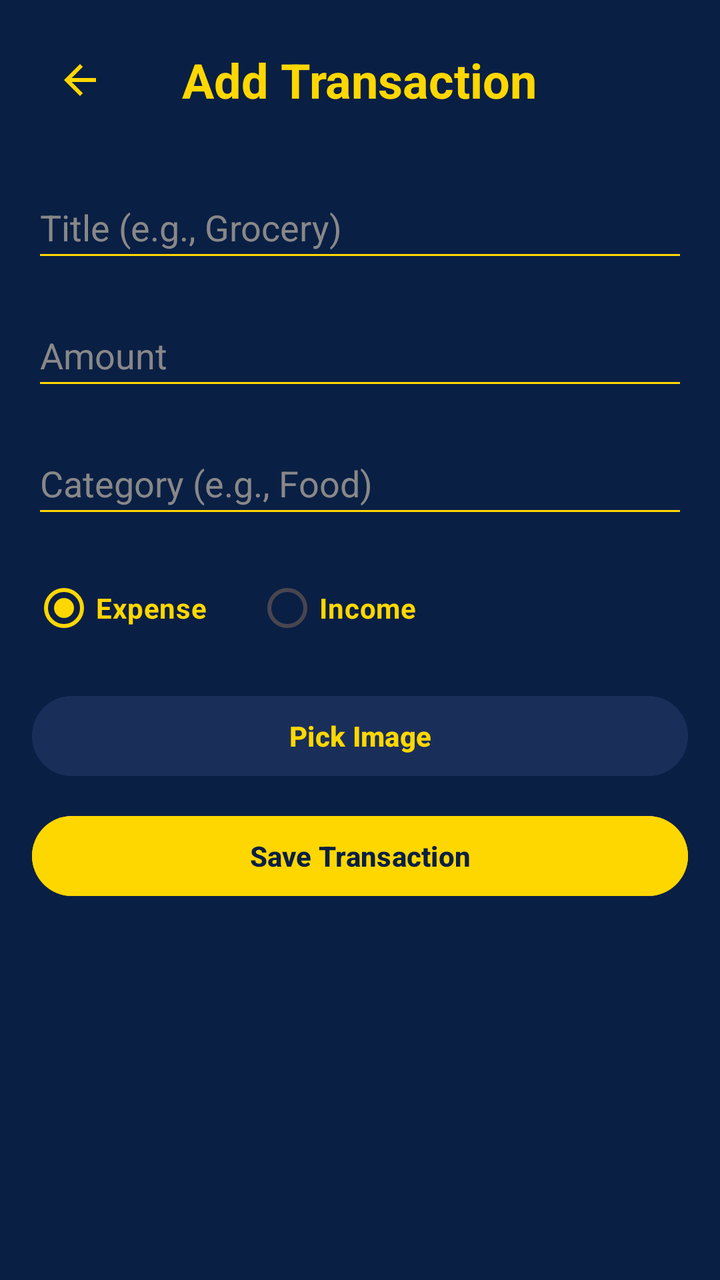
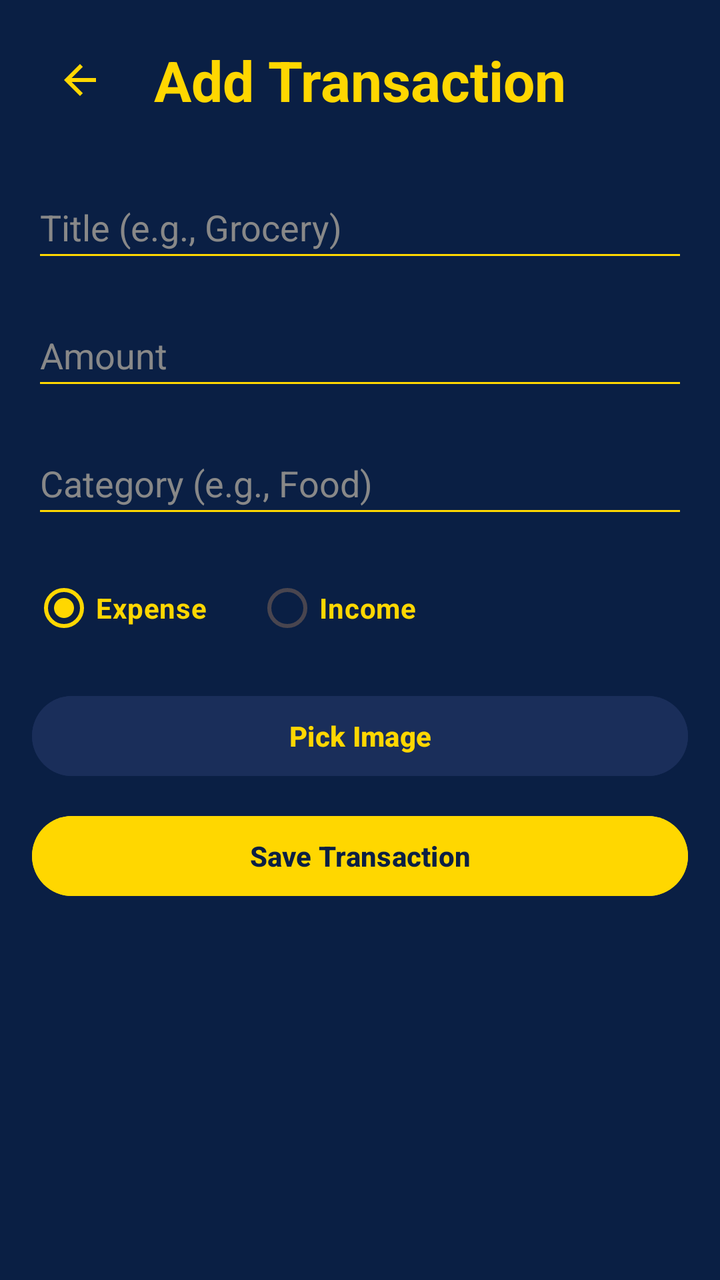

Compare the two renders of this Android layout. The source of the first and the diff that turns it into the second are given below.
<!-- AndroidManifest.xml: application theme Theme.CoinQuest -->
<!-- res/layout/activity_add_transaction.xml -->
<ScrollView xmlns:android="http://schemas.android.com/apk/res/android"
    xmlns:app="http://schemas.android.com/apk/res-auto"
    android:layout_width="match_parent"
    android:layout_height="match_parent"
    android:background="#0A1F44"
    android:fillViewport="true">

    <LinearLayout
        android:layout_width="match_parent"
        android:layout_height="wrap_content"
        android:orientation="vertical"
        android:padding="16dp"
        android:fitsSystemWindows="true">

        <RelativeLayout
            android:layout_width="match_parent"
            android:layout_height="wrap_content"
            android:layout_marginBottom="24dp">

            <ImageButton
                android:id="@+id/btnBack"
                android:layout_width="48dp"
                android:layout_height="48dp"
                android:background="?attr/selectableItemBackgroundBorderless"
                android:src="@drawable/ic_back"
                android:contentDescription="@string/back"
                android:layout_centerVertical="true"
                app:tint="#FFD700" />

            <TextView
                android:layout_width="wrap_content"
                android:layout_height="wrap_content"
                android:text="@string/add_transaction"
                android:textColor="#FFD700"
                android:textSize="24sp"
                android:textStyle="bold"
                android:layout_centerInParent="true"/>
        </RelativeLayout>

        <EditText
            android:id="@+id/etTitle"
            android:layout_width="match_parent"
            android:layout_height="wrap_content"
            android:layout_marginBottom="16dp"
            android:autofillHints="name"
            android:backgroundTint="#FFD700"
            android:hint="@string/title_e_g_grocery"
            android:inputType="textCapSentences"
            android:minHeight="48dp"
            android:textColor="#FFD700"
            android:textColorHint="#888888"
            android:textSize="18sp" />

        <EditText
            android:id="@+id/etAmount"
            android:layout_width="match_parent"
            android:layout_height="wrap_content"
            android:layout_marginBottom="16dp"
            android:autofillHints=""
            android:backgroundTint="#FFD700"
            android:hint="@string/amount"
            android:inputType="numberDecimal"
            android:minHeight="48dp"
            android:textColor="#FFD700"
            android:textColorHint="#888888"
            android:textSize="18sp" />

        <EditText
            android:id="@+id/etCategory"
            android:layout_width="match_parent"
            android:layout_height="wrap_content"
            android:layout_marginBottom="16dp"
            android:autofillHints="none"
            android:backgroundTint="#FFD700"
            android:hint="@string/category_e_g_food"
            android:inputType="text"
            android:minHeight="48dp"
            android:textColor="#FFD700"
            android:textColorHint="#888888"
            android:textSize="18sp" />

        <RadioGroup
            android:id="@+id/rgType"
            android:layout_width="match_parent"
            android:layout_height="wrap_content"
            android:orientation="horizontal"
            android:layout_marginBottom="16dp">

            <RadioButton
                android:id="@+id/rbExpense"
                android:layout_width="wrap_content"
                android:layout_height="wrap_content"
                android:text="@string/expense"
                android:textColor="#FFD700"
                android:checked="true"
                android:buttonTint="#FFD700"
                android:textStyle="bold"/>

            <RadioButton
                android:id="@+id/rbIncome"
                android:layout_width="wrap_content"
                android:layout_height="wrap_content"
                android:text="@string/income"
                android:textColor="#FFD700"
                android:buttonTint="#FFD700"
                android:layout_marginStart="24dp"
                android:textStyle="bold"/>
        </RadioGroup>

        <Button
            android:id="@+id/btnPickImage"
            android:layout_width="match_parent"
            android:layout_height="wrap_content"
            android:text="@string/pick_image"
            android:backgroundTint="#1A2E5A"
            android:textColor="#FFD700"
            android:textStyle="bold"
            android:textAllCaps="false"
            android:layout_marginBottom="12dp"/>

        <ImageView
            android:id="@+id/ivTransactionImage"
            android:layout_width="match_parent"
            android:layout_height="200dp"
            android:layout_marginBottom="24dp"
            android:scaleType="centerCrop"
            android:visibility="gone"
            android:contentDescription="@string/transaction_image" />

        <Button
            android:id="@+id/btnSave"
            android:layout_width="match_parent"
            android:layout_height="wrap_content"
            android:text="@string/save_transaction"
            android:backgroundTint="#FFD700"
            android:textColor="#0A1F44"
            android:textStyle="bold"
            android:textAllCaps="false"/>

    </LinearLayout>
</ScrollView>
<!-- resources referenced by this layout -->
<resources>
  <!-- drawable ic_back (drawable) -->
  <vector xmlns:android="http://schemas.android.com/apk/res/android"
      android:width="24dp"
      android:height="24dp"
      android:viewportWidth="24"
      android:viewportHeight="24">
      <path
          android:fillColor="#000000"
          android:pathData="M20,11H7.83l5.59,-5.59L12,4l-8,8 8,8 1.41,-1.41L7.83,13H20v-2z" />
  </vector>
  <string name="add_transaction">Add Transaction</string>
  <string name="amount">Amount</string>
  <string name="back">Back</string>
  <string name="category_e_g_food">Category (e.g., Food)</string>
  <string name="expense">Expense</string>
  <string name="income">Income</string>
  <string name="pick_image">Pick Image</string>
  <string name="save_transaction">Save Transaction</string>
  <string name="title_e_g_grocery">Title (e.g., Grocery)</string>
  <string name="transaction_image">Transaction Image</string>
  <style name="Theme.CoinQuest" parent="Base.Theme.CoinQuest" />
  <style name="Base.Theme.CoinQuest" parent="Theme.Material3.DayNight.NoActionBar">
          <item name="colorPrimary">@color/gold</item>
          <item name="colorOnPrimary">@color/navy</item>
          <item name="android:statusBarColor">@color/navy</item>
      </style>
  <color name="gold">#FFD700</color>
  <color name="navy">#0A1F44</color>
</resources>

<!-- the commit's change to res/layout/activity_add_transaction.xml (unified diff, before → after) -->
@@ -31,9 +31,7 @@
                 android:layout_width="wrap_content"
                 android:layout_height="wrap_content"
                 android:text="@string/add_transaction"
-                android:textColor="#FFD700"
-                android:textSize="24sp"
-                android:textStyle="bold"
+                style="@style/TextAppearance.CoinQuest.Headline"
                 android:layout_centerInParent="true"/>
         </RelativeLayout>
 
<!-- resource entries referenced after the edit -->
@@ -20,13 +20,37 @@
   <string name="save_transaction">Save Transaction</string>
   <string name="title_e_g_grocery">Title (e.g., Grocery)</string>
   <string name="transaction_image">Transaction Image</string>
+  <style name="TextAppearance.CoinQuest.Headline" parent="TextAppearance.Material3.HeadlineLarge">
+          <item name="android:textSize">@dimen/text_size_headline</item>
+          <item name="android:textStyle">bold</item>
+          <item name="android:textColor">@color/gold</item>
+      </style>
   <style name="Theme.CoinQuest" parent="Base.Theme.CoinQuest" />
+  <dimen name="text_size_headline">28sp</dimen>
   <style name="Base.Theme.CoinQuest" parent="Theme.Material3.DayNight.NoActionBar">
           <item name="colorPrimary">@color/gold</item>
           <item name="colorOnPrimary">@color/navy</item>
           <item name="android:statusBarColor">@color/navy</item>
+  
+          
+          <item name="textAppearanceHeadlineLarge">@style/TextAppearance.CoinQuest.Headline</item>
+          <item name="textAppearanceTitleLarge">@style/TextAppearance.CoinQuest.Title</item>
+          <item name="textAppearanceBodyLarge">@style/TextAppearance.CoinQuest.Body</item>
       </style>
   <color name="gold">#FFD700</color>
   <color name="navy">#0A1F44</color>
+  <style name="TextAppearance.CoinQuest.Title" parent="TextAppearance.Material3.TitleLarge">
+          <item name="android:textSize">@dimen/text_size_title</item>
+          <item name="android:textStyle">bold</item>
+          <item name="android:textColor">@color/white</item>
+      </style>
+  <style name="TextAppearance.CoinQuest.Body" parent="TextAppearance.Material3.BodyLarge">
+          <item name="android:textSize">@dimen/text_size_body</item>
+          <item name="android:textStyle">normal</item>
+          <item name="android:textColor">@color/white</item>
+      </style>
+  <dimen name="text_size_title">20sp</dimen>
+  <color name="white">#FFFFFF</color>
+  <dimen name="text_size_body">16sp</dimen>
 </resources>
 
